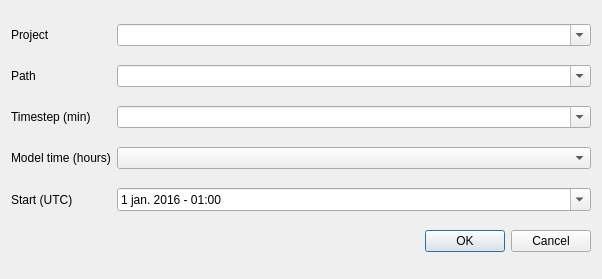
Above: ui/jrodos_dialog_base.ui from rduivenvoorde/jrodos before the change. Below: the same form after it.
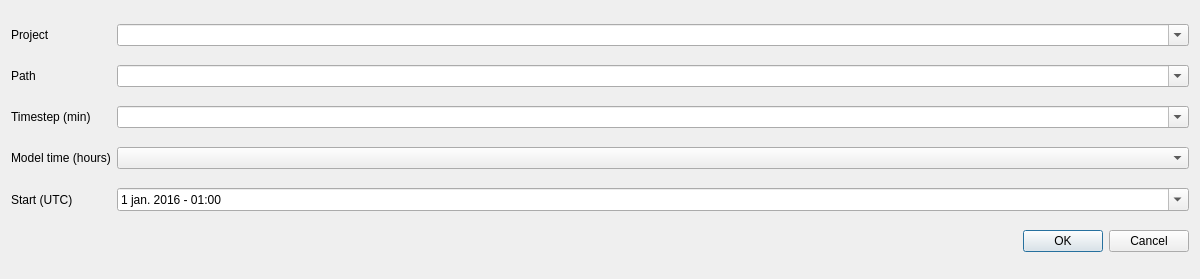
That is the form after the change.

```diff
--- a/ui/jrodos_dialog_base.ui
+++ b/ui/jrodos_dialog_base.ui
@@ -6,10 +6,22 @@
    <rect>
     <x>0</x>
     <y>0</y>
-    <width>602</width>
+    <width>1200</width>
     <height>279</height>
    </rect>
   </property>
+  <property name="sizePolicy">
+   <sizepolicy hsizetype="Preferred" vsizetype="Maximum">
+    <horstretch>0</horstretch>
+    <verstretch>0</verstretch>
+   </sizepolicy>
+  </property>
+  <property name="maximumSize">
+   <size>
+    <width>1500</width>
+    <height>16777215</height>
+   </size>
+  </property>
   <property name="windowTitle">
    <string>JRodos</string>
   </property>
```
